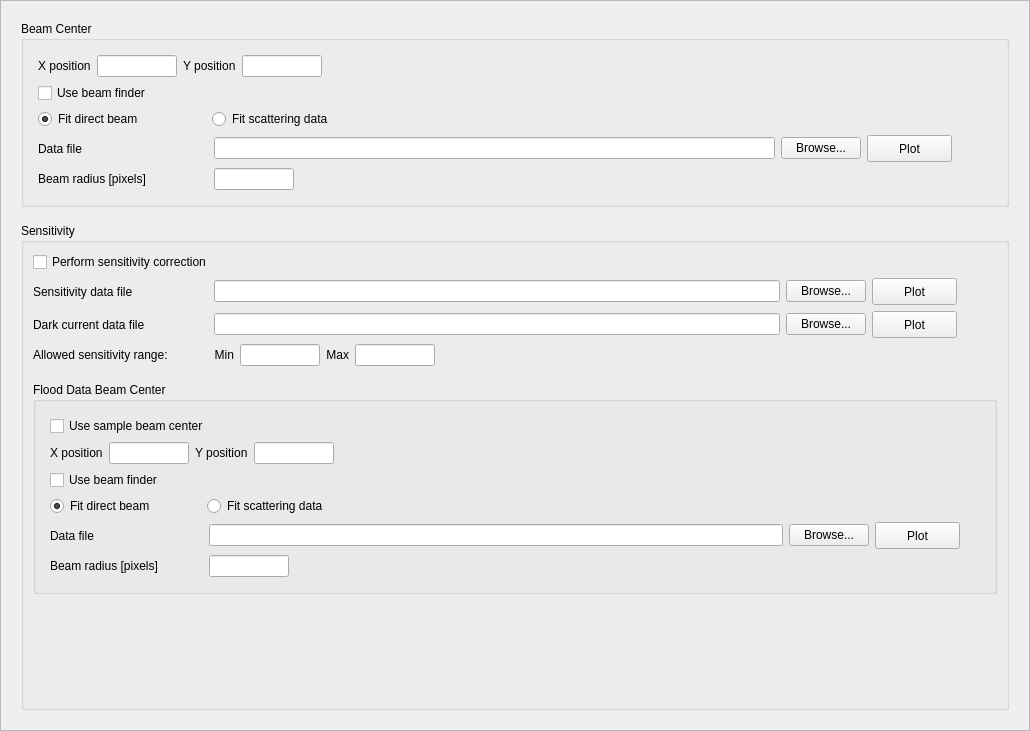
First picture: the form in Code/Mantid/scripts/Interface/ui/sans/hfir_detector.ui, repository mantidproject/mantid, before the edit.
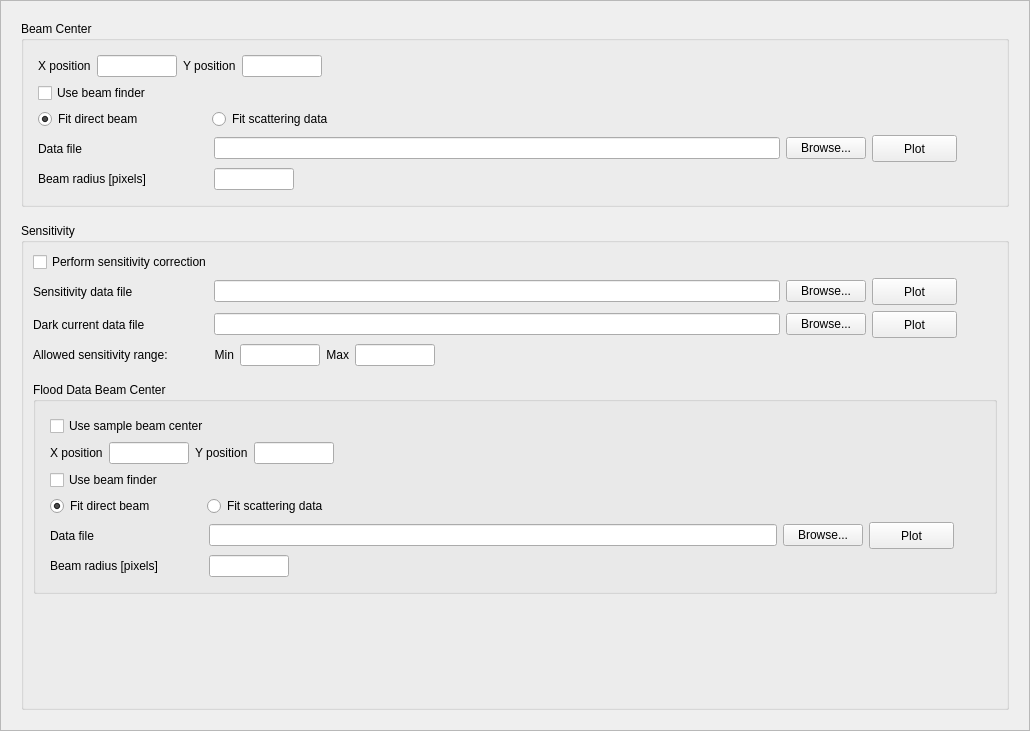
Second picture: the form after the edit.

Commit message: Detector panel ready... Re #1732

Patch:
```diff
--- a/Code/Mantid/scripts/Interface/ui/sans/hfir_detector.ui
+++ b/Code/Mantid/scripts/Interface/ui/sans/hfir_detector.ui
@@ -295,7 +295,7 @@
                 </property>
                 <property name="sizeHint" stdset="0">
                  <size>
-                  <width>40</width>
+                  <width>35</width>
                   <height>20</height>
                  </size>
                 </property>
@@ -1077,7 +1077,7 @@
                    </property>
                    <property name="sizeHint" stdset="0">
                     <size>
-                     <width>20</width>
+                     <width>26</width>
                      <height>20</height>
                     </size>
                    </property>
```
Left out of the diff: 2 changed lines with no effect on the pictures. The commit also changes 4 other files.
